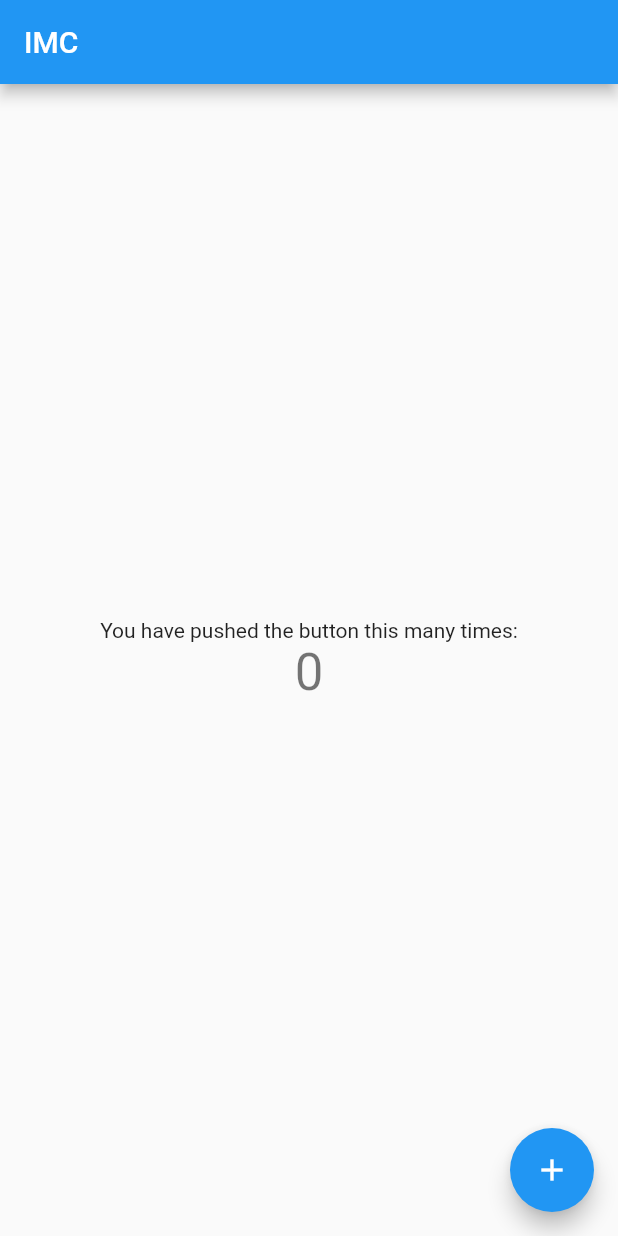
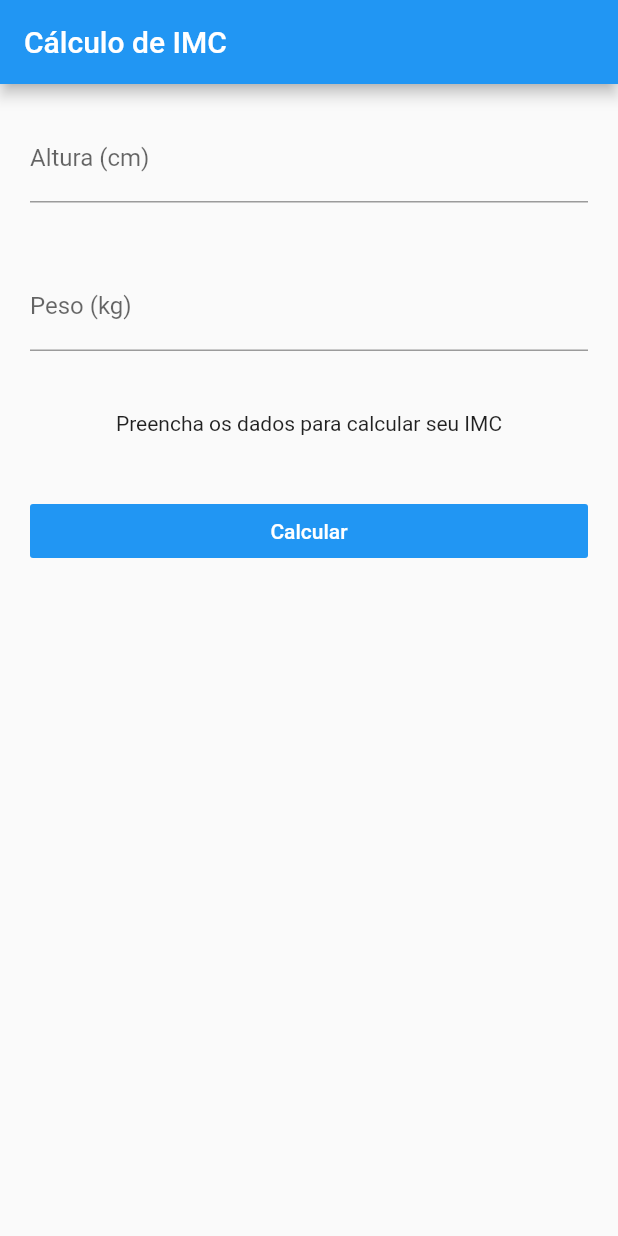
Before and after one commit to higorgustavo/flutter-imc, a Flutter app: the screen it shows after launch, on a phone screen of 412 x 824 dp. Run offline on Flutter 3.47's test engine with Material 2 defaults, Android fonts, the phone set to English and light mode, and no system bars; our stand-ins replace flutter_masked_text.

Commit message:
Material, Cupertino e Bloc

```diff
--- /dev/null
+++ b/lib/blocs/imc_bloc.dart
@@ -0,0 +1,27 @@
+import 'package:flutter_masked_text/flutter_masked_text.dart';
+
+class ImcBloc {
+  var alturaCtrl = new MaskedTextController(mask: '000');
+  var pesoCtrl = new MaskedTextController(mask: '000');
+  var resultado = "Preencha os dados para calcular seu IMC";
+
+  calcular() {
+    double altura = double.parse(alturaCtrl.text) / 100;
+    double peso = double.parse(pesoCtrl.text);
+    double imc = peso / (altura * altura);
+
+    if (imc < 18.6) {
+      resultado = "Abaixo do Peso (${imc.toStringAsPrecision(2)})";
+    } else if (imc >= 18.6 && imc <= 24.9) {
+      resultado = "Peso Ideal (${imc.toStringAsPrecision(2)})";
+    } else if (imc >= 24.9 && imc <= 29.9) {
+      resultado = "Levemente acima do Peso (${imc.toStringAsPrecision(2)})";
+    } else if (imc >= 29.9 && imc <= 34.9) {
+      resultado = "Obesidade Grau I (${imc.toStringAsPrecision(2)})";
+    } else if (imc >= 34.9 && imc <= 39.9) {
+      resultado = "Obesidade Grau II (${imc.toStringAsPrecision(2)})";
+    } else if (imc >= 40) {
+      resultado = "Obesidade Grau III (${imc.toStringAsPrecision(2)})";
+    }
+  }
+}
--- a/lib/main.dart
+++ b/lib/main.dart
@@ -1,111 +1,13 @@
+import 'dart:io' show Platform;
 import 'package:flutter/material.dart';
+import 'package:imc/ui/android/material-app.dart';
+import 'package:imc/ui/ios/cupertino-app.dart';
 
-void main() => runApp(MyApp());
 
-class MyApp extends StatelessWidget {
-  // This widget is the root of your application.
-  @override
-  Widget build(BuildContext context) {
-    return MaterialApp(
-      title: 'Flutter Demo',
-      theme: ThemeData(
-        // This is the theme of your application.
-        //
-        // Try running your application with "flutter run". You'll see the
-        // application has a blue toolbar. Then, without quitting the app, try
-        // changing the primarySwatch below to Colors.green and then invoke
-        // "hot reload" (press "r" in the console where you ran "flutter run",
-        // or simply save your changes to "hot reload" in a Flutter IDE).
-        // Notice that the counter didn't reset back to zero; the application
-        // is not restarted.
-        primarySwatch: Colors.blue,
-      ),
-      home: MyHomePage(title: 'IMC'),
-    );
-  }
-}
+void main() =>
+    Platform.isAndroid ? runApp(MyMaterialApp()) : runApp(MyCupertinoApp());
 
-class MyHomePage extends StatefulWidget {
-  MyHomePage({Key key, this.title}) : super(key: key);
 
-  // This widget is the home page of your application. It is stateful, meaning
-  // that it has a State object (defined below) that contains fields that affect
-  // how it looks.
-
-  // This class is the configuration for the state. It holds the values (in this
-  // case the title) provided by the parent (in this case the App widget) and
-  // used by the build method of the State. Fields in a Widget subclass are
-  // always marked "final".
-
-  final String title;
-
-  @override
-  _MyHomePageState createState() => _MyHomePageState();
-}
-
-class _MyHomePageState extends State<MyHomePage> {
-  int _counter = 0;
-
-  void _incrementCounter() {
-    setState(() {
-      // This call to setState tells the Flutter framework that something has
-      // changed in this State, which causes it to rerun the build method below
-      // so that the display can reflect the updated values. If we changed
-      // _counter without calling setState(), then the build method would not be
-      // called again, and so nothing would appear to happen.
-      _counter++;
-    });
-  }
-
-  @override
-  Widget build(BuildContext context) {
-    // This method is rerun every time setState is called, for instance as done
-    // by the _incrementCounter method above.
-    //
-    // The Flutter framework has been optimized to make rerunning build methods
-    // fast, so that you can just rebuild anything that needs updating rather
-    // than having to individually change instances of widgets.
-    return Scaffold(
-      appBar: AppBar(
-        // Here we take the value from the MyHomePage object that was created by
-        // the App.build method, and use it to set our appbar title.
-        title: Text(widget.title),
-      ),
-      body: Center(
-        // Center is a layout widget. It takes a single child and positions it
-        // in the middle of the parent.
-        child: Column(
-          // Column is also a layout widget. It takes a list of children and
-          // arranges them vertically. By default, it sizes itself to fit its
-          // children horizontally, and tries to be as tall as its parent.
-          //
-          // Invoke "debug painting" (press "p" in the console, choose the
-          // "Toggle Debug Paint" action from the Flutter Inspector in Android
-          // Studio, or the "Toggle Debug Paint" command in Visual Studio Code)
-          // to see the wireframe for each widget.
-          //
-          // Column has various properties to control how it sizes itself and
-          // how it positions its children. Here we use mainAxisAlignment to
-          // center the children vertically; the main axis here is the vertical
-          // axis because Columns are vertical (the cross axis would be
-          // horizontal).
-          mainAxisAlignment: MainAxisAlignment.center,
-          children: <Widget>[
-            Text(
-              'You have pushed the button this many times:',
-            ),
-            Text(
-              '$_counter',
-              style: Theme.of(context).textTheme.display1,
-            ),
-          ],
-        ),
-      ),
-      floatingActionButton: FloatingActionButton(
-        onPressed: _incrementCounter,
-        tooltip: 'Increment',
-        child: Icon(Icons.add),
-      ), // This trailing comma makes auto-formatting nicer for build methods.
-    );
-  }
-}
+// Estando assim rodaria nas duas plataformas apenas comentando um main
+//void main() => runApp(MyMaterialApp());
+//void main() => runApp(MyCupertinoApp());
--- /dev/null
+++ b/lib/ui/android/material-app.dart
@@ -0,0 +1,17 @@
+import 'package:flutter/material.dart';
+import 'package:imc/ui/android/pages/home_page.dart';
+
+
+class MyMaterialApp extends StatelessWidget {
+  @override
+  Widget build(BuildContext context) {
+    return MaterialApp(
+      title: 'imc',
+      debugShowCheckedModeBanner: false,
+      theme: ThemeData(
+        primarySwatch: Colors.blue,
+      ),
+      home: HomePage(),
+    );
+  }
+}
--- /dev/null
+++ b/lib/ui/android/pages/home_page.dart
@@ -0,0 +1,68 @@
+import 'package:flutter/material.dart';
+import 'package:imc/blocs/imc_bloc.dart';
+
+class HomePage extends StatefulWidget {
+  @override
+  _HomePageState createState() => _HomePageState();
+}
+
+class _HomePageState extends State<HomePage> {
+  var bloc = ImcBloc();
+
+  @override
+  Widget build(BuildContext context) {
+    return Scaffold(
+      appBar: AppBar(
+        title: Text("Cálculo de IMC"),
+      ),
+      body: ListView(
+        children: <Widget>[
+          Padding(
+            padding: EdgeInsets.all(20),
+            child: TextFormField(
+              controller: bloc.alturaCtrl,
+              decoration: InputDecoration(
+                labelText: "Altura (cm)",
+              ),
+              keyboardType: TextInputType.number,
+            ),
+          ),
+          Padding(
+            padding: EdgeInsets.all(20),
+            child: TextFormField(
+              controller: bloc.pesoCtrl,
+              decoration: InputDecoration(
+                labelText: "Peso (kg)",
+              ),
+              keyboardType: TextInputType.number,
+            ),
+          ),
+          Padding(
+            padding: EdgeInsets.all(20),
+            child: Text(
+              bloc.resultado,
+              textAlign: TextAlign.center,
+            ),
+          ),
+          Padding(
+            padding: EdgeInsets.all(20),
+            child: FlatButton(
+              color: Theme.of(context).primaryColor,
+              child: Text(
+                "Calcular",
+                style: TextStyle(
+                  color: Colors.white,
+                ),
+              ),
+              onPressed: () {
+                setState(() {
+                  bloc.calcular();
+                });
+              },
+            ),
+          ),
+        ],
+      ),
+    );
+  }
+}
--- /dev/null
+++ b/lib/ui/ios/cupertino-app.dart
@@ -0,0 +1,14 @@
+import 'package:flutter/cupertino.dart';
+import 'package:imc/ui/ios/pages/home_page.dart';
+
+
+class MyCupertinoApp extends StatelessWidget {
+  @override
+  Widget build(BuildContext context) {
+    return CupertinoApp(
+      title: "IMC",
+      debugShowCheckedModeBanner: false,
+      home: HomePage(),
+    );
+  }
+}
--- /dev/null
+++ b/lib/ui/ios/pages/home_page.dart
@@ -0,0 +1,60 @@
+import 'package:flutter/cupertino.dart';
+import 'package:imc/blocs/imc_bloc.dart';
+
+class HomePage extends StatefulWidget {
+  @override
+  _HomePageState createState() => _HomePageState();
+}
+
+class _HomePageState extends State<HomePage> {
+  var bloc = new ImcBloc();
+
+  @override
+  Widget build(BuildContext context) {
+    return CupertinoPageScaffold(
+      navigationBar: CupertinoNavigationBar(
+        middle: Text("Cálculo do IMC"),
+      ),
+      child: ListView(
+        children: <Widget>[
+          Padding(
+            padding: EdgeInsets.all(20),
+            child: CupertinoTextField(
+              placeholder: "Altura (cm)",
+              controller: bloc.alturaCtrl,
+              keyboardType: TextInputType.number,
+            ),
+          ),
+          Padding(
+            padding: EdgeInsets.all(20),
+            child: CupertinoTextField(
+              placeholder: "Peso (kg)",
+              controller: bloc.pesoCtrl,
+              keyboardType: TextInputType.number,
+            ),
+          ),
+          Padding(
+            padding: EdgeInsets.all(20),
+            child: Text(
+              bloc.resultado,
+              textAlign: TextAlign.center,
+            ),
+          ),
+          Padding(
+            padding: EdgeInsets.all(20),
+            child: CupertinoButton.filled(
+              child: Text(
+                "Calcular"
+              ),
+              onPressed: () {
+                setState(() {
+                  bloc.calcular();
+                });
+              },
+            ),
+          ),
+        ],
+      ),
+    );
+  }
+}
```
